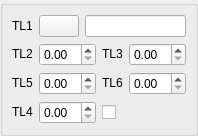
The window that src/DlgRef/DlgRef_1Sel5Spin1Check_QTD.ui (SalomePlatform/geom) describes before a commit, drawn with Qt 5.
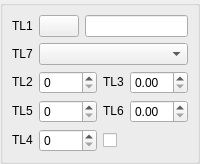
The same window after the commit. Custom widgets are drawn as their Qt base class.

```diff
--- a/src/DlgRef/DlgRef_1Sel5Spin1Check_QTD.ui
+++ b/src/DlgRef/DlgRef_1Sel5Spin1Check_QTD.ui
@@ -1,40 +1,31 @@
 <ui version="4.0" >
  <class>DlgRef_1Sel5Spin1Check_QTD</class>
- <widget class="QWidget" name="DlgRef_1Sel5Spin1Check_QTD" >
-  <property name="geometry" >
+ <widget class="QWidget" name="DlgRef_1Sel5Spin1Check_QTD">
+  <property name="geometry">
    <rect>
     <x>0</x>
     <y>0</y>
-    <width>165</width>
-    <height>125</height>
+    <width>200</width>
+    <height>162</height>
    </rect>
   </property>
   <property name="windowTitle" >
    <string/>
   </property>
-  <layout class="QGridLayout" >
-   <property name="leftMargin" >
+  <layout class="QGridLayout" name="gridLayout_2">
+   <property name="margin">
     <number>0</number>
    </property>
-   <property name="topMargin" >
-    <number>0</number>
-   </property>
-   <property name="rightMargin" >
-    <number>0</number>
-   </property>
-   <property name="bottomMargin" >
-    <number>0</number>
-   </property>
-   <item row="0" column="0" >
-    <widget class="QGroupBox" name="GroupBox1" >
-     <property name="title" >
+   <item row="0" column="0">
+    <widget class="QGroupBox" name="GroupBox1">
+     <property name="title">
       <string/>
      </property>
-     <layout class="QGridLayout" >
-      <item row="0" column="0" >
-       <widget class="QLabel" name="TextLabel1" >
-        <property name="sizePolicy" >
-         <sizepolicy vsizetype="Fixed" hsizetype="Fixed" >
+     <layout class="QGridLayout" name="gridLayout">
+      <item row="0" column="0">
+       <widget class="QLabel" name="TextLabel1">
+        <property name="sizePolicy">
+         <sizepolicy hsizetype="Fixed" vsizetype="Fixed">
           <horstretch>0</horstretch>
           <verstretch>0</verstretch>
          </sizepolicy>
@@ -47,28 +38,51 @@
         </property>
        </widget>
       </item>
-      <item row="0" column="1" >
-       <widget class="QPushButton" name="PushButton1" >
-        <property name="sizePolicy" >
-         <sizepolicy vsizetype="Fixed" hsizetype="Fixed" >
+      <item row="0" column="1">
+       <layout class="QHBoxLayout" name="horizontalLayout">
+        <item>
+         <widget class="QPushButton" name="PushButton1">
+          <property name="sizePolicy">
+           <sizepolicy hsizetype="Fixed" vsizetype="Fixed">
+            <horstretch>0</horstretch>
+            <verstretch>0</verstretch>
+           </sizepolicy>
+          </property>
+          <property name="text">
+           <string/>
+          </property>
+         </widget>
+        </item>
+        <item>
+         <widget class="QLineEdit" name="LineEdit1"/>
+        </item>
+       </layout>
+      </item>
+      <item row="1" column="0">
+       <widget class="QLabel" name="TextLabel7">
+        <property name="sizePolicy">
+         <sizepolicy hsizetype="Fixed" vsizetype="Fixed">
           <horstretch>0</horstretch>
           <verstretch>0</verstretch>
          </sizepolicy>
         </property>
-        <property name="text" >
-         <string/>
+        <property name="text">
+         <string>TL7</string>
+        </property>
+        <property name="wordWrap">
+         <bool>false</bool>
         </property>
        </widget>
       </item>
-      <item row="0" column="2" >
-       <widget class="QLineEdit" name="LineEdit1" />
+      <item row="1" column="1">
+       <widget class="QComboBox" name="ComboBox1"/>
       </item>
-      <item row="1" column="0" colspan="3" >
-       <layout class="QGridLayout" >
-        <item row="0" column="0" >
-         <widget class="QLabel" name="TextLabel2" >
-          <property name="sizePolicy" >
-           <sizepolicy vsizetype="Fixed" hsizetype="Fixed" >
+      <item row="2" column="0" colspan="2">
+       <layout class="QGridLayout">
+        <item row="0" column="0">
+         <widget class="QLabel" name="TextLabel2">
+          <property name="sizePolicy">
+           <sizepolicy hsizetype="Fixed" vsizetype="Fixed">
             <horstretch>0</horstretch>
             <verstretch>0</verstretch>
            </sizepolicy>
@@ -81,13 +95,10 @@
           </property>
          </widget>
         </item>
-        <item row="0" column="1" >
-         <widget class="SalomeApp_DoubleSpinBox" name="SpinBox1" />
-        </item>
-        <item row="0" column="2" >
-         <widget class="QLabel" name="TextLabel3" >
-          <property name="sizePolicy" >
-           <sizepolicy vsizetype="Fixed" hsizetype="Fixed" >
+        <item row="0" column="2">
+         <widget class="QLabel" name="TextLabel3">
+          <property name="sizePolicy">
+           <sizepolicy hsizetype="Fixed" vsizetype="Fixed">
             <horstretch>0</horstretch>
             <verstretch>0</verstretch>
            </sizepolicy>
@@ -100,13 +111,13 @@
           </property>
          </widget>
         </item>
-        <item row="0" column="3" >
-         <widget class="SalomeApp_DoubleSpinBox" name="SpinBox2" />
+        <item row="0" column="3">
+         <widget class="SalomeApp_DoubleSpinBox" name="SpinBox2"/>
         </item>
-        <item row="1" column="0" >
-         <widget class="QLabel" name="TextLabel5" >
-          <property name="sizePolicy" >
-           <sizepolicy vsizetype="Fixed" hsizetype="Fixed" >
+        <item row="1" column="0">
+         <widget class="QLabel" name="TextLabel5">
+          <property name="sizePolicy">
+           <sizepolicy hsizetype="Fixed" vsizetype="Fixed">
             <horstretch>0</horstretch>
             <verstretch>0</verstretch>
            </sizepolicy>
@@ -119,13 +130,10 @@
           </property>
          </widget>
         </item>
-        <item row="1" column="1" >
-         <widget class="SalomeApp_DoubleSpinBox" name="SpinBox4" />
-        </item>
-        <item row="1" column="2" >
-         <widget class="QLabel" name="TextLabel6" >
-          <property name="sizePolicy" >
-           <sizepolicy vsizetype="Fixed" hsizetype="Fixed" >
+        <item row="1" column="2">
+         <widget class="QLabel" name="TextLabel6">
+          <property name="sizePolicy">
+           <sizepolicy hsizetype="Fixed" vsizetype="Fixed">
             <horstretch>0</horstretch>
             <verstretch>0</verstretch>
            </sizepolicy>
@@ -138,13 +146,13 @@
           </property>
          </widget>
         </item>
-        <item row="1" column="3" >
-         <widget class="SalomeApp_DoubleSpinBox" name="SpinBox5" />
+        <item row="1" column="3">
+         <widget class="SalomeApp_DoubleSpinBox" name="SpinBox5"/>
         </item>
-        <item row="2" column="0" >
-         <widget class="QLabel" name="TextLabel4" >
-          <property name="sizePolicy" >
-           <sizepolicy vsizetype="Fixed" hsizetype="Fixed" >
+        <item row="2" column="0">
+         <widget class="QLabel" name="TextLabel4">
+          <property name="sizePolicy">
+           <sizepolicy hsizetype="Fixed" vsizetype="Fixed">
             <horstretch>0</horstretch>
             <verstretch>0</verstretch>
            </sizepolicy>
@@ -157,16 +165,22 @@
           </property>
          </widget>
         </item>
-        <item row="2" column="1" >
-         <widget class="SalomeApp_DoubleSpinBox" name="SpinBox3" />
-        </item>
-        <item row="2" column="2" colspan="2" >
-         <widget class="QCheckBox" name="CheckBox1" >
-          <property name="text" >
+        <item row="2" column="2" colspan="2">
+         <widget class="QCheckBox" name="CheckBox1">
+          <property name="text">
            <string/>
           </property>
          </widget>
         </item>
+        <item row="0" column="1">
+         <widget class="SalomeApp_IntSpinBox" name="SpinBox1"/>
+        </item>
+        <item row="1" column="1">
+         <widget class="SalomeApp_IntSpinBox" name="SpinBox4"/>
+        </item>
+        <item row="2" column="1">
+         <widget class="SalomeApp_IntSpinBox" name="SpinBox3"/>
+        </item>
        </layout>
       </item>
      </layout>
@@ -178,7 +192,12 @@
   <customwidget>
    <class>SalomeApp_DoubleSpinBox</class>
    <extends>QDoubleSpinBox</extends>
-   <header location="global" >SalomeApp_DoubleSpinBox.h</header>
+   <header location="global">SalomeApp_DoubleSpinBox.h</header>
+  </customwidget>
+  <customwidget>
+   <class>SalomeApp_IntSpinBox</class>
+   <extends>QSpinBox</extends>
+   <header location="global">SalomeApp_IntSpinBox.h</header>
   </customwidget>
  </customwidgets>
  <tabstops>
```
Left out of the diff: 30 changed lines with no effect on the pictures.
